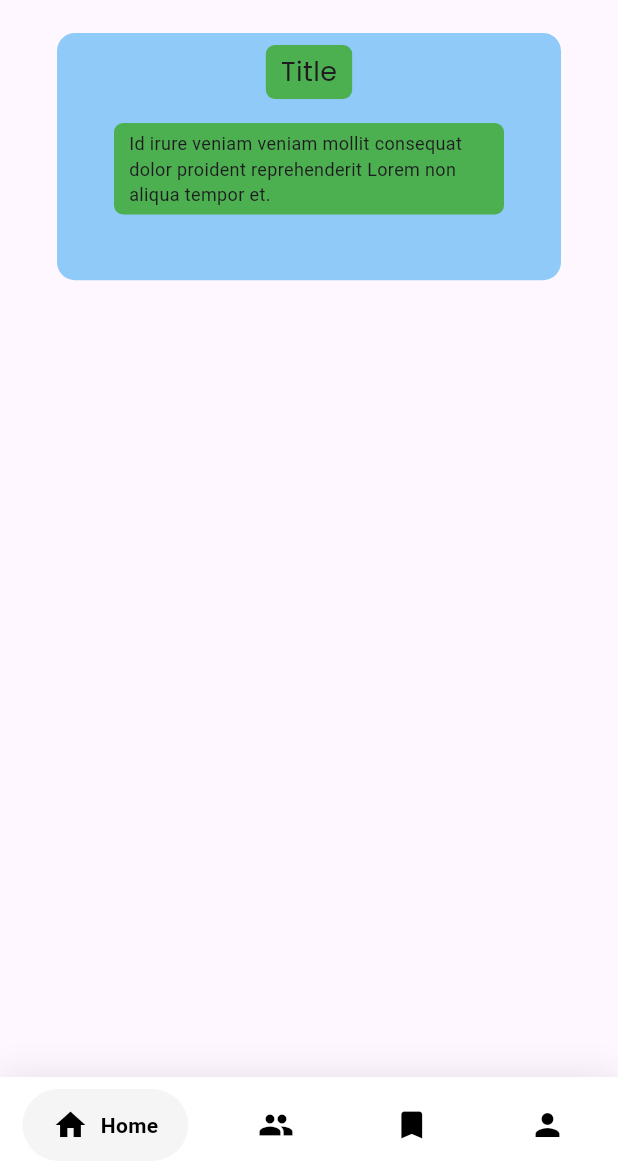
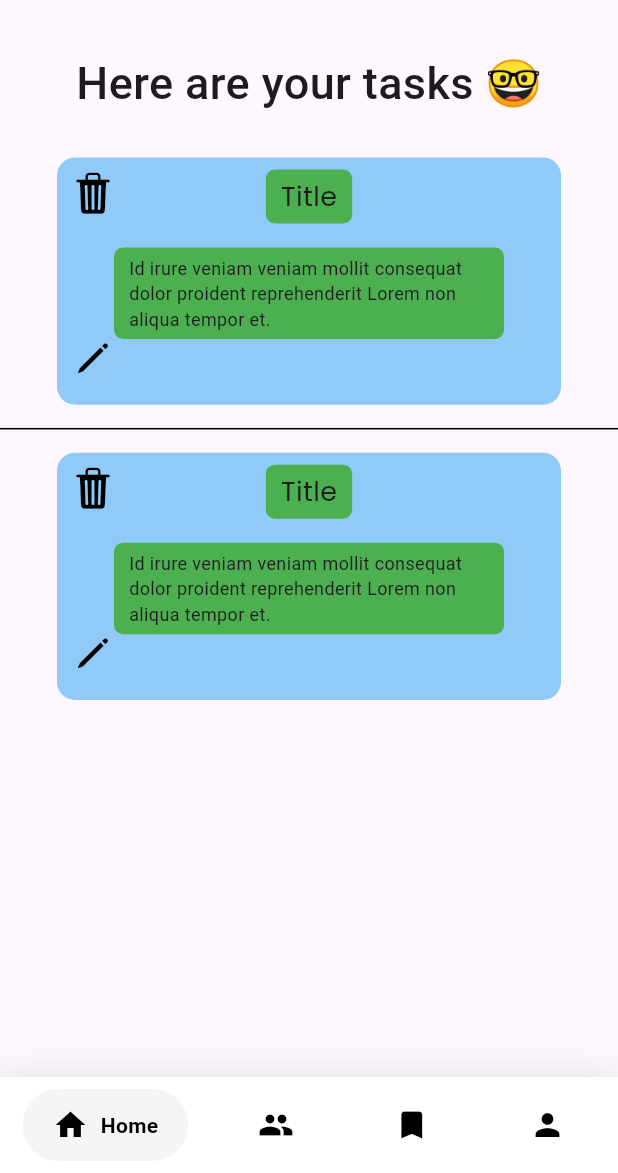
Before and after one commit to 0Armaan025/taskflow, a Flutter app: the ViewTasksScreen screen opened directly, on a phone screen of 412 x 824 dp, the part 63-1236 px from its top. Run offline on Flutter 3.47's test engine with Material 2 defaults, Android fonts, the phone set to English and light mode, and no system bars; drawn by our look-alikes of google_nav_bar; our stand-ins replace google_fonts, hexcolor, percent_indicator; network calls fail.

Commit message:
thanks for reading this - Merry Christmas.

```diff
--- a/taskflow/lib/common/navbar/navbar.dart
+++ b/taskflow/lib/common/navbar/navbar.dart
@@ -4,6 +4,7 @@ import 'package:google_nav_bar/google_nav_bar.dart';
 import 'package:taskflow/constants/constants.dart';
 import 'package:taskflow/constants/utils.dart';
 import 'package:taskflow/features/home/home_screen.dart';
+import 'package:taskflow/features/teams/teams_screen.dart';
 
 class makeNavBar extends StatefulWidget {
   const makeNavBar({super.key});
@@ -84,6 +85,9 @@ class _makeNavBarState extends State<makeNavBar> {
                   setState(() {
                     moveScreen(context, HomeScreen(), isPushReplacement: true);
                   });
+                } else if (index == 1) {
+                  selectedIndex = index;
+                  moveScreen(context, TeamsScreen(), isPushReplacement: true);
                 }
               },
             ),
--- a/taskflow/lib/common/widgets/task_widget.dart
+++ b/taskflow/lib/common/widgets/task_widget.dart
@@ -1,3 +1,4 @@
+import 'package:flutter/cupertino.dart';
 import 'package:flutter/material.dart';
 import 'package:google_fonts/google_fonts.dart';
 
@@ -23,7 +24,28 @@ class _TaskWidgetState extends State<TaskWidget> {
           borderRadius: BorderRadius.circular(12),
         ),
         alignment: Alignment.center,
-        child: Column(
+        child: Stack(
+          children: [
+            Positioned(
+                child: IconButton(
+              icon: Icon(
+                CupertinoIcons.trash_fill,
+                color: Colors.black,
+                size: 30,
+              ),
+              onPressed: () {},
+            )),
+            Positioned(
+                top: 110,
+                child: IconButton(
+                  icon: Icon(
+                    CupertinoIcons.pen,
+                    color: Colors.black,
+                    size: 30,
+                  ),
+                  onPressed: () {},
+                )),
+            Column(
               children: [
                 Padding(
                   padding: const EdgeInsets.all(8.0),
@@ -62,6 +84,8 @@ class _TaskWidgetState extends State<TaskWidget> {
                 ),
               ],
             ),
+          ],
+        ),
       ),
     );
   }
--- a/taskflow/lib/features/view_tasks/view_tasks_screen.dart
+++ b/taskflow/lib/features/view_tasks/view_tasks_screen.dart
@@ -22,6 +22,25 @@ class _ViewTasksScreenState extends State<ViewTasksScreen> {
       body: SingleChildScrollView(
         child: Column(
           children: [
+            const SizedBox(
+              height: 20,
+            ),
+            Center(
+              child: Text(
+                "Here are your tasks 🤓",
+                style: TextStyle(
+                  fontSize: 30,
+                  fontWeight: FontWeight.w500,
+                ),
+              ),
+            ),
+            const SizedBox(
+              height: 20,
+            ),
+            TaskWidget(),
+            Divider(
+              color: Colors.black,
+            ),
             TaskWidget(),
           ],
         ),
```
Also changed, not shown: taskflow/lib/common/widgets/team_widget.dart (added, +15 -0 lines), taskflow/lib/features/teams/teams_screen.dart (added, +65 -0 lines). Lines whose indentation alone changed are shown as unchanged.
